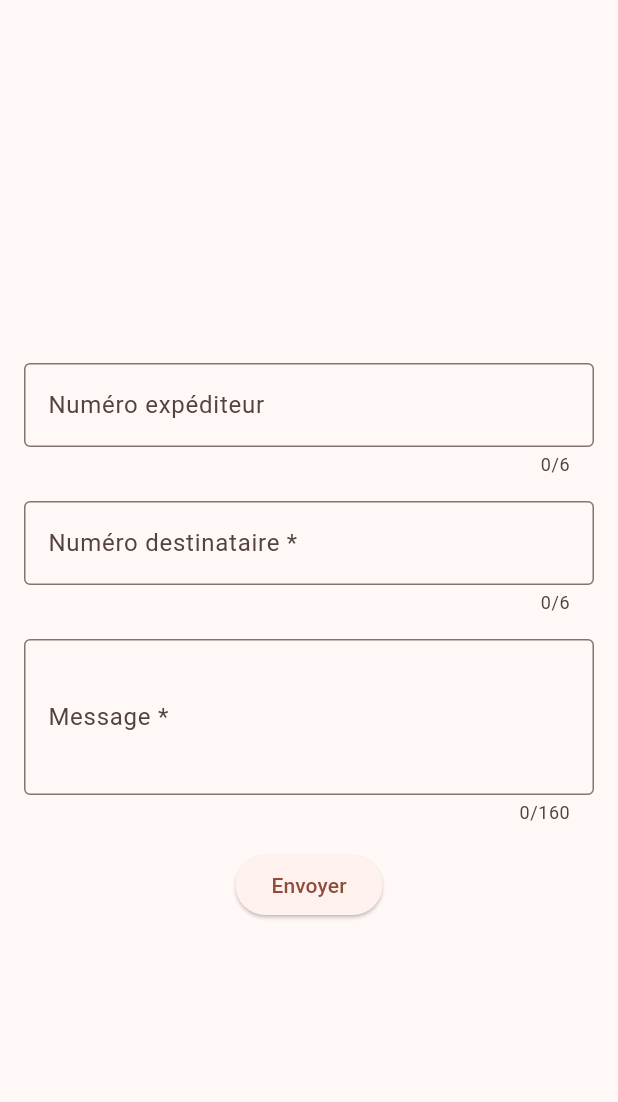
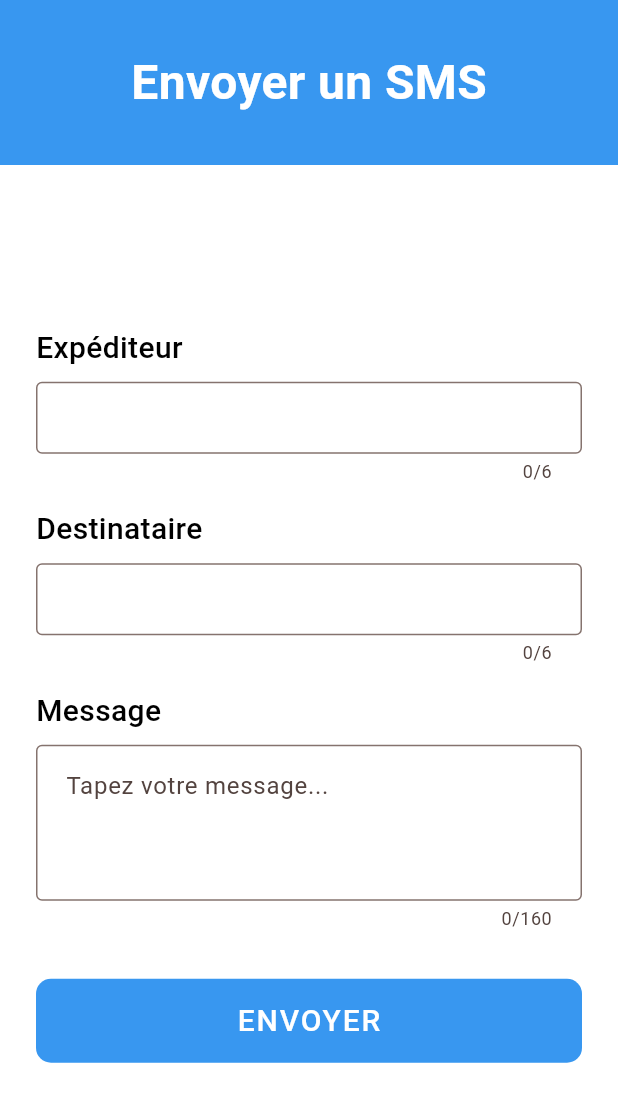
Before and after one commit to Supervinh/send-sms, a Flutter app: the screen it shows after launch, on a phone screen of 412 x 824 dp. Shown: the top 1102 px of the screen. Run offline on Flutter 3.47's test engine with Material 3 defaults, Android fonts, the light colour scheme and no system bars; our stand-ins replace flutter_dotenv.

Commit message:
Add style

```diff
--- a/lib/main.dart
+++ b/lib/main.dart
@@ -64,7 +64,8 @@
     String sender = senderController.text.trim();
     String recipient = recipientController.text.trim();
     String message = messageController.text.trim();
-    final apiKey = dotenv.env['OPTNC_MOBITAGNC_API_KEY'];
+    final apiUrl = dotenv.env['API_URL'];
+    final apiKey = dotenv.env['API_KEY'];
 
     if (sender.isNotEmpty && sender.length != 6) {
       ScaffoldMessenger.of(context).showSnackBar(
@@ -93,11 +94,18 @@
       return;
     }
 
-    final url = Uri.parse('https://api.opt.nc/mobitag/sendSms');
+    if (apiUrl == null || apiUrl.isEmpty) {
+      ScaffoldMessenger.of(context).showSnackBar(
+        SnackBar(content: Text('URL de l\'API manquante.')),
+      );
+      return;
+    }
+
+    final url = Uri.parse(apiUrl);
     final response = await http.post(
       url,
       headers: {
-        'x-apikey': $apiKey,
+        'x-apikey': apiKey,
         'Content-Type': 'application/json',
       },
       body: '''{
@@ -106,13 +114,16 @@
         "message": "$message"
       }''',
     );
-    if (response.statusCode == 200) {
+    if (response.statusCode == 200 || response.statusCode == 202) {
+      senderController.clear();
+      recipientController.clear();
+      messageController.clear();
       ScaffoldMessenger.of(context).showSnackBar(
-        SnackBar(content: Text('Message envoyé avec succès !')),
+        SnackBar(content: Text('SMS envoyé avec succès.')),
       );
     } else {
       ScaffoldMessenger.of(context).showSnackBar(
-        SnackBar(content: Text('Erreur lors de l\'envoi : ${response.body}')),
+        SnackBar(content: Text('Échec de l\'envoi du SMS. Code: ${response.statusCode}')),
       );
     }
   }
@@ -120,21 +131,51 @@
   @override
   Widget build(BuildContext context) {
     return Scaffold(
+      backgroundColor: Colors.white,
       body: SafeArea(
+        child: Column(
+          children: [
+            // Header
+            Container(
+              width: double.infinity,
+              color: Color(0xFF3897F0),
+              padding: const EdgeInsets.symmetric(vertical: 32),
+              child: Center(
+                child: Text(
+                  'Envoyer un SMS',
+                  style: TextStyle(
+                    color: Colors.white,
+                    fontSize: 32,
+                    fontWeight: FontWeight.bold,
+                  ),
+                ),
+              ),
+            ),
+            Expanded(
               child: Center(
                 child: SingleChildScrollView(
                   child: Padding(
-              padding: const EdgeInsets.symmetric(horizontal: 16.0),
+                    padding: const EdgeInsets.symmetric(horizontal: 24.0),
                     child: Column(
                       mainAxisSize: MainAxisSize.min,
-                crossAxisAlignment: CrossAxisAlignment.center,
+                      crossAxisAlignment: CrossAxisAlignment.start,
                       children: [
-                  SizedBox(height: 32),
+                        SizedBox(height: 24),
+                        Text(
+                          'Expéditeur',
+                          style: TextStyle(
+                            fontSize: 20,
+                            color: Colors.black,
+                            fontWeight: FontWeight.w500,
+                          ),
+                        ),
+                        SizedBox(height: 8),
                         TextField(
                           controller: senderController,
                           decoration: InputDecoration(
-                      labelText: 'Numéro expéditeur',
+                            hintText: '',
                             border: OutlineInputBorder(),
+                            contentPadding: EdgeInsets.symmetric(horizontal: 16, vertical: 12),
                           ),
                           keyboardType: TextInputType.phone,
                           maxLength: 6,
@@ -143,11 +184,21 @@
                           ],
                         ),
                         SizedBox(height: 16),
+                        Text(
+                          'Destinataire',
+                          style: TextStyle(
+                            fontSize: 20,
+                            color: Colors.black,
+                            fontWeight: FontWeight.w500,
+                          ),
+                        ),
+                        SizedBox(height: 8),
                         TextField(
                           controller: recipientController,
                           decoration: InputDecoration(
-                      labelText: 'Numéro destinataire *',
+                            hintText: '',
                             border: OutlineInputBorder(),
+                            contentPadding: EdgeInsets.symmetric(horizontal: 16, vertical: 12),
                           ),
                           keyboardType: TextInputType.phone,
                           maxLength: 6,
@@ -156,26 +207,59 @@
                           ],
                         ),
                         SizedBox(height: 16),
+                        Text(
+                          'Message',
+                          style: TextStyle(
+                            fontSize: 20,
+                            color: Colors.black,
+                            fontWeight: FontWeight.w500,
+                          ),
+                        ),
+                        SizedBox(height: 8),
                         TextField(
                           controller: messageController,
                           decoration: InputDecoration(
-                      labelText: 'Message *',
+                            hintText: 'Tapez votre message...',
                             border: OutlineInputBorder(),
+                            contentPadding: EdgeInsets.symmetric(horizontal: 16, vertical: 16),
                           ),
                           maxLines: 3,
                           maxLength: maxMessageLength,
                         ),
-                  SizedBox(height: 16),
-                  ElevatedButton(
+                        SizedBox(height: 32),
+                        SizedBox(
+                          width: double.infinity,
+                          height: 56,
+                          child: ElevatedButton(
                             onPressed: sendMessage,
-                    child: Text('Envoyer'),
+                            style: ElevatedButton.styleFrom(
+                              backgroundColor: Color(0xFF3897F0),
+                              shape: RoundedRectangleBorder(
+                                borderRadius: BorderRadius.circular(10),
                               ),
+                              elevation: 0,
+                            ),
+                            child: Text(
+                              'ENVOYER',
+                              style: TextStyle(
+                                color: Colors.white,
+                                fontSize: 20,
+                                fontWeight: FontWeight.w500,
+                                letterSpacing: 1.2,
+                              ),
+                            ),
+                          ),
+                        ),
+                        SizedBox(height: 32),
                       ],
                     ),
                   ),
                 ),
               ),
             ),
+          ],
+        ),
+      ),
     );
   }
 }
```
Also changed, not shown: 1 other file. Lines whose indentation alone changed are shown as unchanged.
